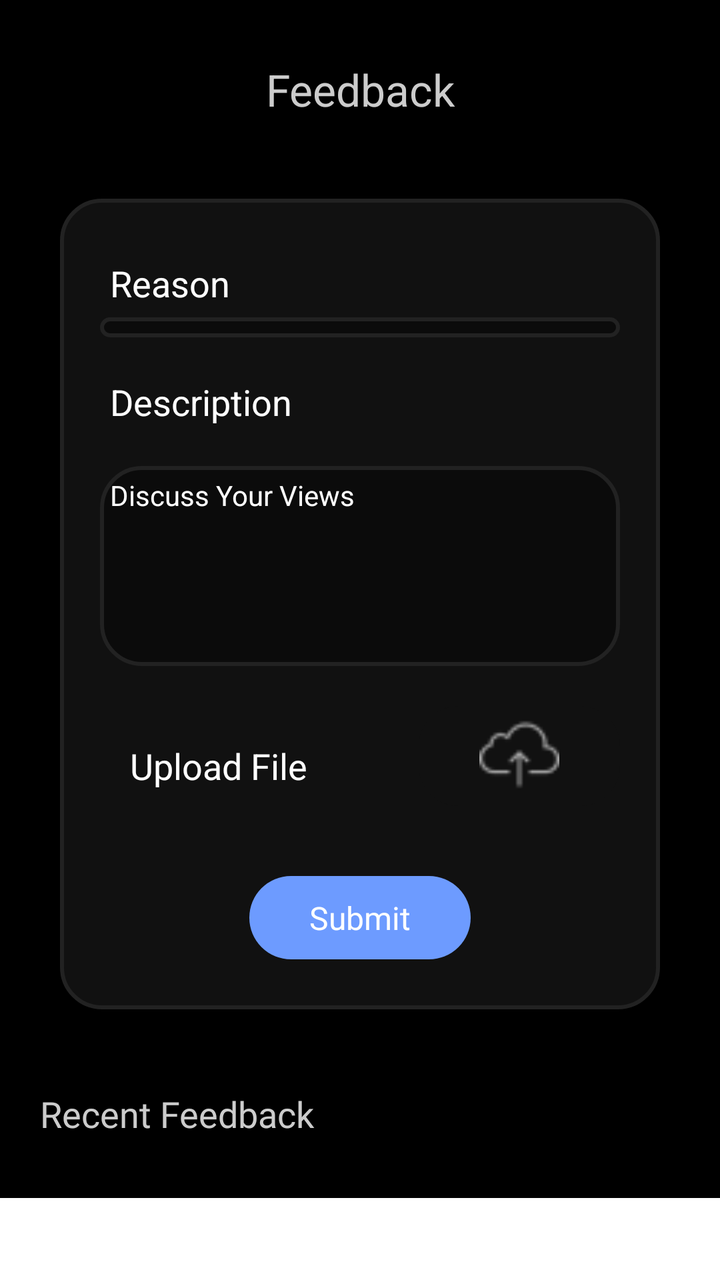
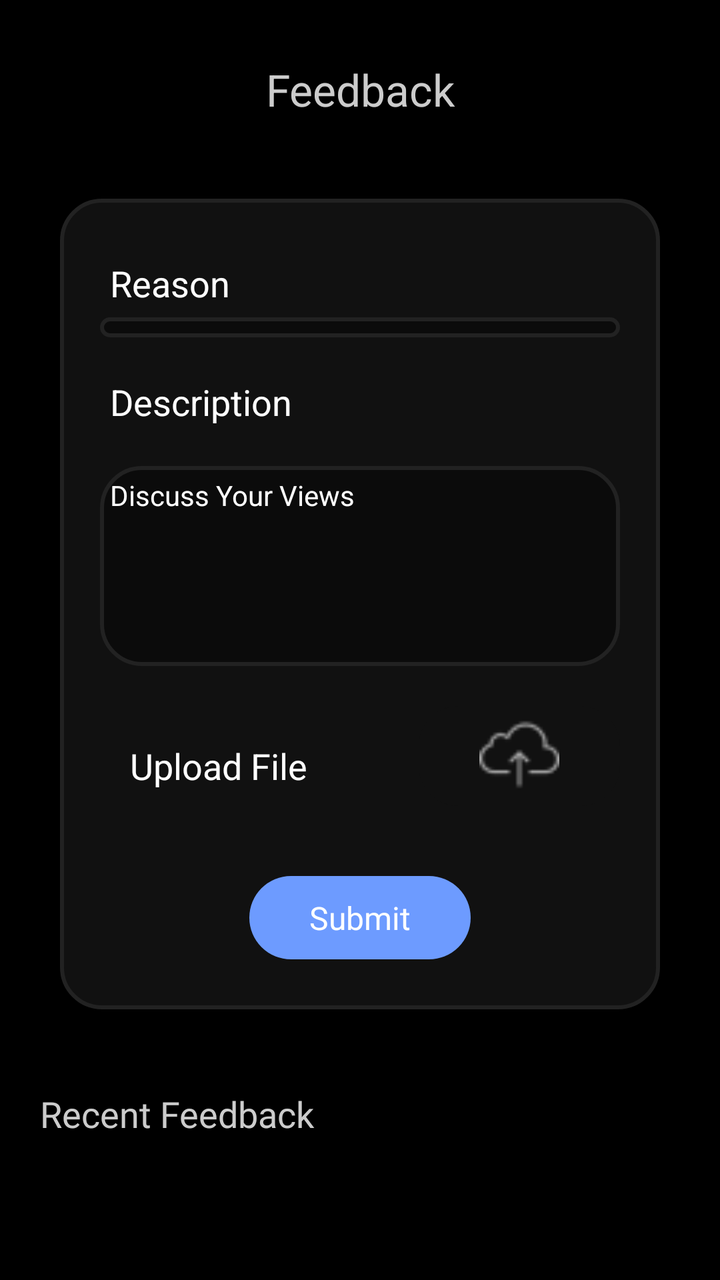

Compare the two renders of this Android layout. The source of the first and the diff that turns it into the second are given below.
<!-- AndroidManifest.xml: application theme AppTheme -->
<!-- res/layout/fragment_new_feed_back.xml -->
<?xml version="1.0" encoding="utf-8"?>
<layout>
<ScrollView
    xmlns:android="http://schemas.android.com/apk/res/android"
    xmlns:tools="http://schemas.android.com/tools"
    android:layout_width="match_parent"
    android:layout_height="match_parent">

    <LinearLayout
        android:layout_width="match_parent"
        android:layout_height="match_parent"
        android:background="@color/black"
        android:clickable="true"
        android:orientation="vertical"
        android:padding="@dimen/_10dp"
        tools:context=".manager.activity.FeedBackFragment">

        <LinearLayout
            android:layout_width="match_parent"
            android:layout_height="wrap_content"
            android:layout_marginTop="20dp"
            android:layout_marginBottom="@dimen/_20dp">

            <ImageView
                android:id="@+id/backBtn"
                android:layout_width="wrap_content"
                android:layout_height="wrap_content"
                android:layout_marginStart="25dp"
                android:src="@drawable/backbutton"
                android:visibility="gone" />

            <TextView
                android:layout_width="match_parent"
                android:layout_height="wrap_content"
                android:gravity="center"
                android:text="Feedback"
                android:textColor="@color/greyforText"
                android:textSize="22sp" />

        </LinearLayout>

        <LinearLayout
            android:layout_width="match_parent"
            android:layout_height="wrap_content"
            android:layout_gravity="center"
            android:layout_margin="@dimen/_20dp"
            android:background="@drawable/feed_bck_grey"
            android:gravity="center"
            android:orientation="vertical"
            android:padding="@dimen/_10">

            <TextView
                android:layout_width="match_parent"
                android:layout_height="wrap_content"
                android:layout_marginStart="@dimen/_10dp"
                android:layout_marginTop="@dimen/_20dp"
                android:text="Reason"
                android:textColor="@color/white"
                android:textSize="18sp" />

            <Spinner
                android:id="@+id/feedbackType"
                android:layout_width="match_parent"
                android:layout_height="wrap_content"
                android:layout_marginStart="@dimen/_10dp"
                android:layout_marginTop="5dp"
                android:layout_marginEnd="@dimen/_10"
                android:background="@drawable/text_bg_darkgrey"
                android:padding="@dimen/_5dp" />

            <TextView
                android:layout_width="match_parent"
                android:layout_height="wrap_content"
                android:layout_marginStart="@dimen/_10dp"
                android:layout_marginTop="@dimen/_20dp"
                android:text="Description"
                android:textColor="@color/white"
                android:textSize="18sp" />

            <EditText
                android:id="@+id/feedback"
                android:layout_width="match_parent"
                android:layout_height="100dp"
                android:layout_marginStart="@dimen/_10"
                android:layout_marginTop="@dimen/_20dp"
                android:layout_marginEnd="@dimen/_10"
                android:background="@drawable/text_bg_darkgrey"
                android:hint="Discuss Your Views"
                android:inputType="textMultiLine"
                android:maxLines="5"
                android:gravity="top"
                android:padding="@dimen/_5dp"
                android:textColor="@color/greyforText"
                android:textColorHint="@color/white"
                android:textSize="14sp" />
            <LinearLayout
                android:layout_width="match_parent"
                android:layout_height="wrap_content"
                android:layout_marginTop="@dimen/_10"
                android:gravity="center"
                android:padding="@dimen/_10"
                android:layout_marginStart="@dimen/_10dp"
                android:orientation="horizontal"
                android:weightSum="2">

                <TextView
                    android:layout_width="wrap_content"
                    android:layout_height="wrap_content"
                    android:layout_weight="1"
                    android:text="Upload File"
                    android:textColor="@color/white"
                    android:textSize="18dp" />

                <ImageView
                    android:id="@+id/uploadDoc"
                    android:layout_width="50dp"
                    android:layout_height="50dp"
                    android:layout_gravity="end"
                    android:layout_margin="@dimen/_5dp"
                    android:layout_weight="1"
                    android:background="@drawable/grey_bg_rounded"
                    android:padding="@dimen/_5dp"
                    android:src="@drawable/uploadwhite" />

                <LinearLayout
                    android:id="@+id/uploadDocname"
                    android:layout_width="wrap_content"
                    android:layout_height="wrap_content"
                    android:layout_weight="1"
                    android:gravity="center"
                    android:visibility="gone"
                    android:clickable="true"
                    android:focusable="true"
                    android:background="@drawable/grey_bg_rounded"
                    android:orientation="horizontal">

                    <TextView
                        android:layout_width="wrap_content"
                        android:layout_height="wrap_content"
                        android:layout_margin="@dimen/_5dp"
                        android:src="@drawable/uploadwhite"
                        android:text="File "
                        android:padding="@dimen/_10dp"
                        android:textColor="@color/white"
                        android:visibility="visible" />

                    <ImageView
                        android:id="@+id/deleteUploadedImg"
                        android:layout_width="45dp"
                        android:layout_height="50dp"
                        android:padding="@dimen/_10dp"
                        android:clickable="true"
                        android:focusable="true"
                        android:src="@drawable/baseline_close_24" />
                </LinearLayout>

            </LinearLayout>


            <TextView
                android:id="@+id/submit"
                android:layout_width="wrap_content"
                android:layout_height="wrap_content"
                android:layout_margin="15dp"
                android:layout_weight="1"
                android:background="@drawable/attendancebutton"
                android:gravity="center"
                android:paddingStart="@dimen/_30dp"
                android:paddingTop="@dimen/_10"
                android:paddingEnd="@dimen/_30dp"
                android:paddingBottom="@dimen/_10"
                android:text="Submit"
                android:textColor="@color/white"
                android:textSize="16dp" />

        </LinearLayout>

        <TextView
            android:layout_width="match_parent"
            android:layout_height="wrap_content"
            android:layout_marginStart="@dimen/_10dp"
            android:layout_marginTop="@dimen/_20dp"
            android:fontFamily="@font/dm_sans"
            android:text="Recent Feedback"
            android:textColor="#CCCCCC"
            android:textSize="18sp" />

        <androidx.recyclerview.widget.RecyclerView
            android:id="@+id/recyclerFeedback"
            android:layout_width="match_parent"
            android:layout_height="wrap_content"
            android:layout_margin="@dimen/_10" />
    </LinearLayout>
</ScrollView>

</layout>
<!-- resources referenced by this layout -->
<resources>
  <color name="black">#FF000000</color>
  <color name="greyforText">#CCCCCC</color>
  <color name="white">#FFFFFF</color>
  <dimen name="_10">10dp</dimen>
  <dimen name="_10dp">10dp</dimen>
  <dimen name="_20dp">20dp</dimen>
  <dimen name="_30dp">30dp</dimen>
  <dimen name="_5dp">5dp</dimen>
  <!-- drawable attendancebutton (drawable) -->
  <shape xmlns:android="http://schemas.android.com/apk/res/android"
      android:shape="rectangle">
      <solid android:color="#6D9BFF"/>
      <corners android:radius="25dp" /> 
  </shape>
  <!-- drawable backbutton: png bitmap (drawable, 227 bytes) -->
  <!-- drawable baseline_close_24 (drawable) -->
  <vector xmlns:android="http://schemas.android.com/apk/res/android" android:alpha="0.88" android:height="24dp" android:tint="#FFFFFF" android:viewportHeight="24" android:viewportWidth="24" android:width="24dp">
        
      <path android:fillColor="@android:color/white" android:pathData="M19,6.41L17.59,5 12,10.59 6.41,5 5,6.41 10.59,12 5,17.59 6.41,19 12,13.41 17.59,19 19,17.59 13.41,12z"/>
      
  </vector>
  <!-- drawable feed_bck_grey (drawable) -->
  <?xml version="1.0" encoding="utf-8"?>
  <shape xmlns:android="http://schemas.android.com/apk/res/android"
      android:shape="rectangle">
      <solid android:color="#111111"/>
      <corners android:radius="@dimen/_20dp"/>
      <stroke
          android:width="2dp" android:color="#222222"/>
  </shape>
  <!-- drawable grey_bg_rounded (drawable) -->
  <?xml version="1.0" encoding="utf-8"?>
  <shape xmlns:android="http://schemas.android.com/apk/res/android"
      android:shape="rectangle">
  <solid android:color="@color/greyBackground"/>
      <corners android:radius="@dimen/_20dp"/>
  </shape>
  <!-- drawable text_bg_darkgrey (drawable) -->
  <?xml version="1.0" encoding="utf-8"?>
  <shape xmlns:android="http://schemas.android.com/apk/res/android"
      android:shape="rectangle">
      <solid android:color="#0B0B0B"/>
      <corners android:radius="@dimen/_20dp"/>
      <stroke
          android:width="2dp" android:color="#222222"/>
  </shape>
  <!-- drawable uploadwhite: png bitmap (drawable, 905 bytes) -->
  <style name="AppTheme" parent="Theme.MaterialComponents.Light.NoActionBar">
          <item name="colorPrimaryDark">@color/black</item>
          <item name="colorSurface">@color/white</item>
      </style>
  <color name="greyBackground">#111111</color>
</resources>

<!-- the commit's change to res/layout/fragment_new_feed_back.xml (unified diff, before → after) -->
@@ -4,7 +4,9 @@
     xmlns:android="http://schemas.android.com/apk/res/android"
     xmlns:tools="http://schemas.android.com/tools"
     android:layout_width="match_parent"
-    android:layout_height="match_parent">
+    android:layout_height="match_parent"
+    android:background="@color/black"
+    >
 
     <LinearLayout
         android:layout_width="match_parent"
